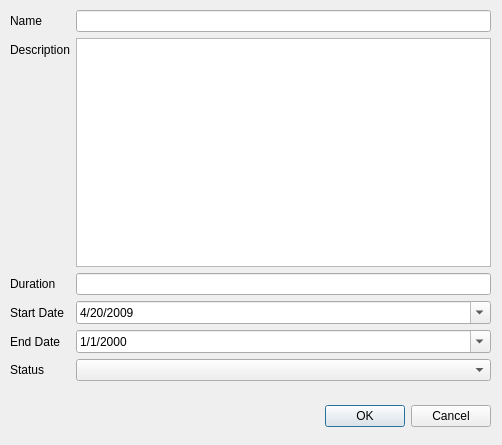
The window that taskdialog.ui (crossleyjuan/djon) describes before a commit, drawn with Qt 5.
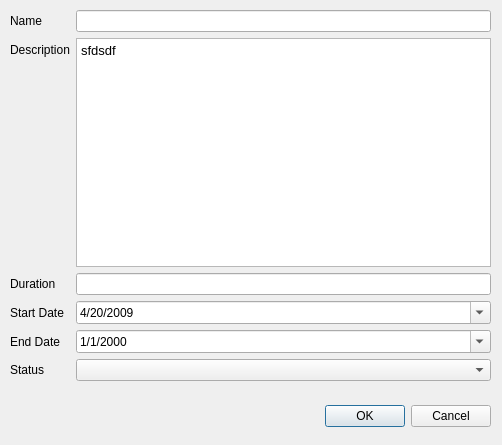
The same window after the commit.

Commit message: implementacion del boton ok

Diff of the .ui file:
```diff
--- a/taskdialog.ui
+++ b/taskdialog.ui
@@ -57,7 +57,15 @@
      </widget>
     </item>
     <item row="1" column="1">
-     <widget class="QTextEdit" name="description"/>
+     <widget class="QTextEdit" name="description">
+      <property name="html">
+       <string>&lt;!DOCTYPE HTML PUBLIC &quot;-//W3C//DTD HTML 4.0//EN&quot; &quot;http://www.w3.org/TR/REC-html40/strict.dtd&quot;&gt;
+&lt;html&gt;&lt;head&gt;&lt;meta name=&quot;qrichtext&quot; content=&quot;1&quot; /&gt;&lt;style type=&quot;text/css&quot;&gt;
+p, li { white-space: pre-wrap; }
+&lt;/style&gt;&lt;/head&gt;&lt;body style=&quot; font-family:'Sans'; font-size:10pt; font-weight:400; font-style:normal;&quot;&gt;
+&lt;p style=&quot; margin-top:0px; margin-bottom:0px; margin-left:0px; margin-right:0px; -qt-block-indent:0; text-indent:0px;&quot;&gt;sfdsdf&lt;/p&gt;&lt;/body&gt;&lt;/html&gt;</string>
+      </property>
+     </widget>
     </item>
     <item row="2" column="0">
      <widget class="QLabel" name="label_3">
```
The commit also changes 4 other files.
